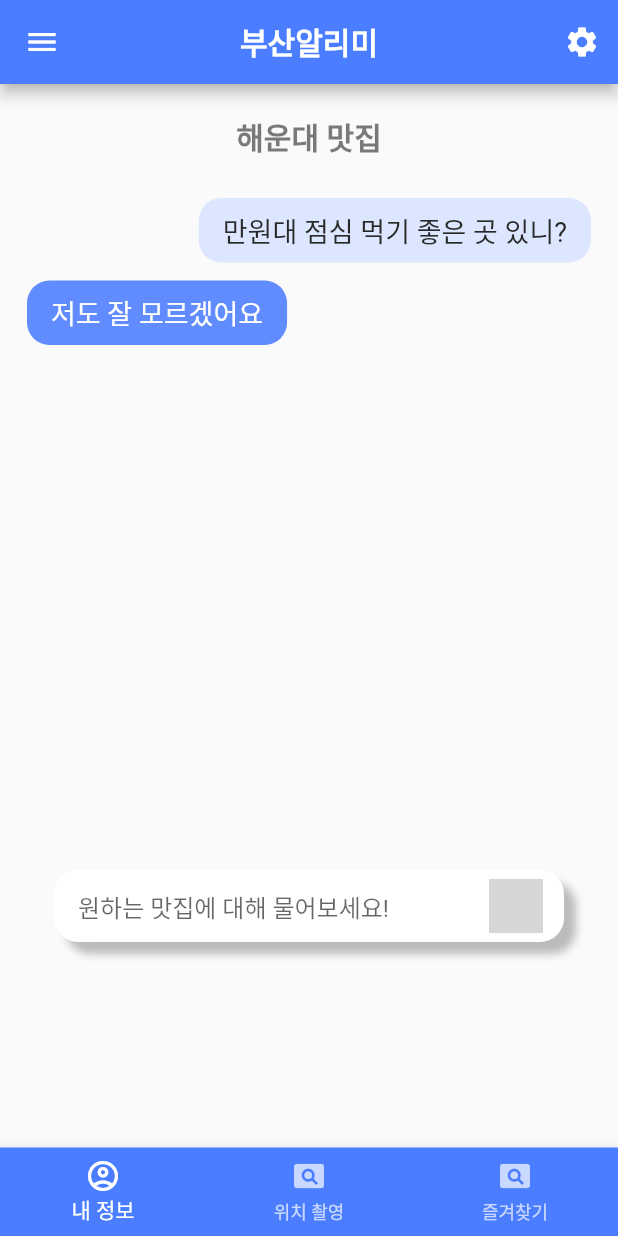
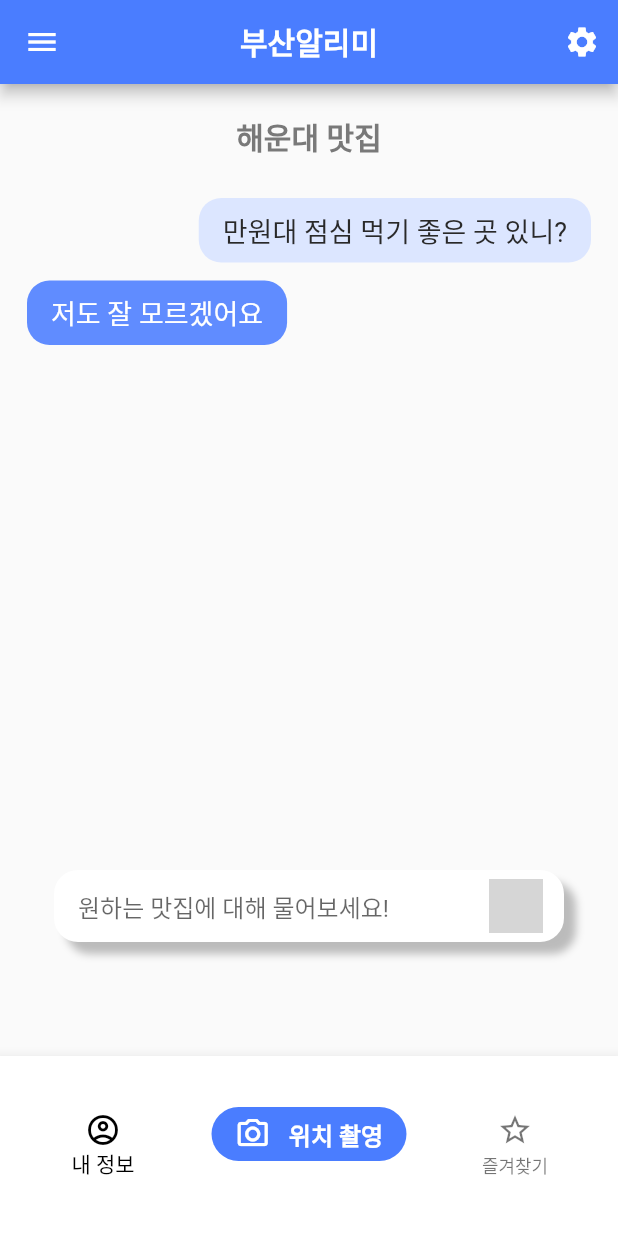
Before and after one commit to Plassebo/Plassebo-FE, a Flutter app: the ContainerScreen screen opened directly, on a phone screen of 412 x 824 dp. Run offline on Flutter 3.47's test engine with Material 2 defaults, Android fonts, the light colour scheme and no system bars; network calls fail; grey boxes are pictures that could not be loaded.

Commit message:
feat: bottom navigation bar

```diff
--- a/lib/widgets/footer.dart
+++ b/lib/widgets/footer.dart
@@ -12,25 +12,75 @@ class Footer extends StatelessWidget {
 
   @override
   Widget build(BuildContext context) {
-    return BottomNavigationBar(
+    return SizedBox(
+      height: 120,
+      child: BottomNavigationBar(
           currentIndex: selectedIndex,
           onTap: onItemTapped,
           items: <BottomNavigationBarItem>[
+            if (false)
+              BottomNavigationBarItem(
+                  icon: Icon(Icons.abc), label: "it will be disappear..."),
             BottomNavigationBarItem(
               icon: Icon(Icons.account_circle_outlined),
               label: '내 정보',
             ),
             BottomNavigationBarItem(
-            icon: Icon(Icons.pageview),
+                backgroundColor: Color(0xFF4A7DFF),
+                icon: CustomNavigationBarItem(
+                  icon: Icon(
+                    Icons.camera_alt_outlined,
+                    color: Color(0xFFFFFFFF),
+                  ),
                   label: '위치 촬영',
                 ),
+                label: ''),
             BottomNavigationBarItem(
-            icon: Icon(Icons.pageview),
+              icon: Icon(Icons.star_border_outlined),
               label: '즐겨찾기',
             ),
           ],
-        backgroundColor: Color(0xFF4A7DFF),
-        selectedItemColor: Colors.white,
-        unselectedItemColor: Colors.white70);
+          backgroundColor: Color(0xFFFFFFFF),
+          selectedItemColor: Colors.black,
+          unselectedItemColor: Colors.black54),
+    );
   }
 }
+
+class CustomNavigationBarItem extends StatelessWidget {
+  final Icon icon;
+  final String label;
+
+  CustomNavigationBarItem({
+    required this.icon,
+    required this.label,
+  });
+
+  @override
+  Widget build(BuildContext context) {
+    return Container(
+      width: 130,
+      height: 36,
+      decoration: BoxDecoration(
+        borderRadius: BorderRadius.circular(20),
+        color: Color(0xFF4A7DFF),
+      ),
+      child: Row(
+        mainAxisAlignment: MainAxisAlignment.center,
+        children: [
+          icon,
+          SizedBox(
+            width: 12,
+          ),
+          Text(
+            label,
+            style: TextStyle(
+                color: Color(0xFFFFFFFF),
+                fontSize: 16,
+                fontWeight: FontWeight.w600),
+          )
+        ],
+      ),
+    );
+  }
+}
```
Lines whose indentation alone changed are shown as unchanged.
